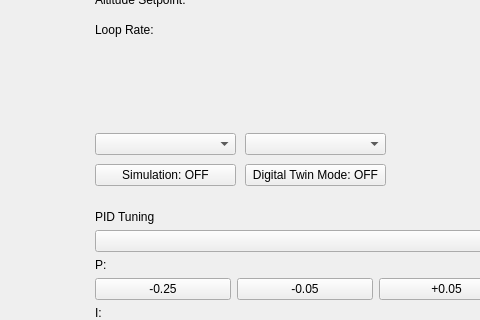
The window that GUI/ui/designer files/main_window.ui (Jone-the-creator/Digital_Twin_client) describes before a commit, drawn with Qt 5; both pictures show x 535 to 1015 and y 190 to 510 of the 1207 by 807 pixel window.
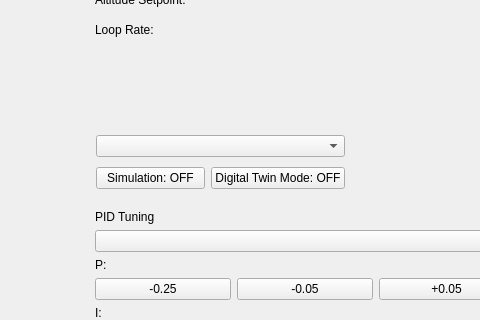
The same window after the commit.

Commit message: digital twin mode first iteration

What changed in the file:
```diff
--- a/GUI/ui/designer files/main_window.ui
+++ b/GUI/ui/designer files/main_window.ui
@@ -487,31 +487,6 @@
      </item>
     </layout>
    </widget>
-   <widget class="QWidget" name="layoutWidget_2">
-    <property name="geometry">
-     <rect>
-      <x>780</x>
-      <y>320</y>
-      <width>141</width>
-      <height>60</height>
-     </rect>
-    </property>
-    <layout class="QVBoxLayout" name="verticalLayout_7">
-     <item>
-      <widget class="QComboBox" name="DT_model_select"/>
-     </item>
-     <item>
-      <widget class="QPushButton" name="DT_btn">
-       <property name="cursor">
-        <cursorShape>PointingHandCursor</cursorShape>
-       </property>
-       <property name="text">
-        <string>Digital Twin Mode: OFF</string>
-       </property>
-      </widget>
-     </item>
-    </layout>
-   </widget>
    <widget class="QPushButton" name="calibrate_button">
     <property name="geometry">
      <rect>
@@ -536,10 +511,10 @@
    <widget class="QWidget" name="">
     <property name="geometry">
      <rect>
-      <x>630</x>
-      <y>320</y>
-      <width>141</width>
-      <height>60</height>
+      <x>631</x>
+      <y>321</y>
+      <width>249</width>
+      <height>62</height>
      </rect>
     </property>
     <layout class="QVBoxLayout" name="verticalLayout_6">
@@ -547,6 +522,8 @@
       <widget class="QComboBox" name="model_select"/>
      </item>
      <item>
+      <layout class="QHBoxLayout" name="horizontalLayout_6">
+       <item>
       <widget class="QPushButton" name="sim_btn">
        <property name="cursor">
         <cursorShape>PointingHandCursor</cursorShape>
@@ -555,6 +532,18 @@
         <string>Simulation: OFF</string>
        </property>
       </widget>
+       </item>
+       <item>
+        <widget class="QPushButton" name="DT_btn">
+         <property name="cursor">
+          <cursorShape>PointingHandCursor</cursorShape>
+         </property>
+         <property name="text">
+          <string>Digital Twin Mode: OFF</string>
+         </property>
+        </widget>
+       </item>
+      </layout>
      </item>
     </layout>
    </widget>
```
Lines whose indentation alone changed are shown as unchanged. The commit also changes 5 other files.
